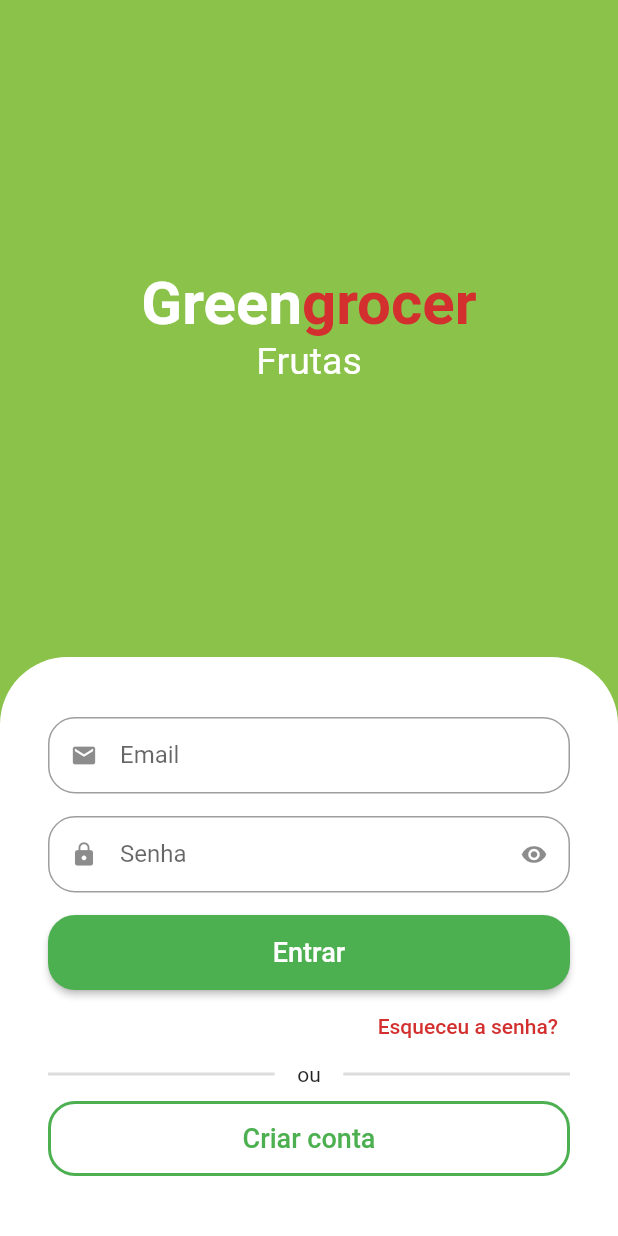
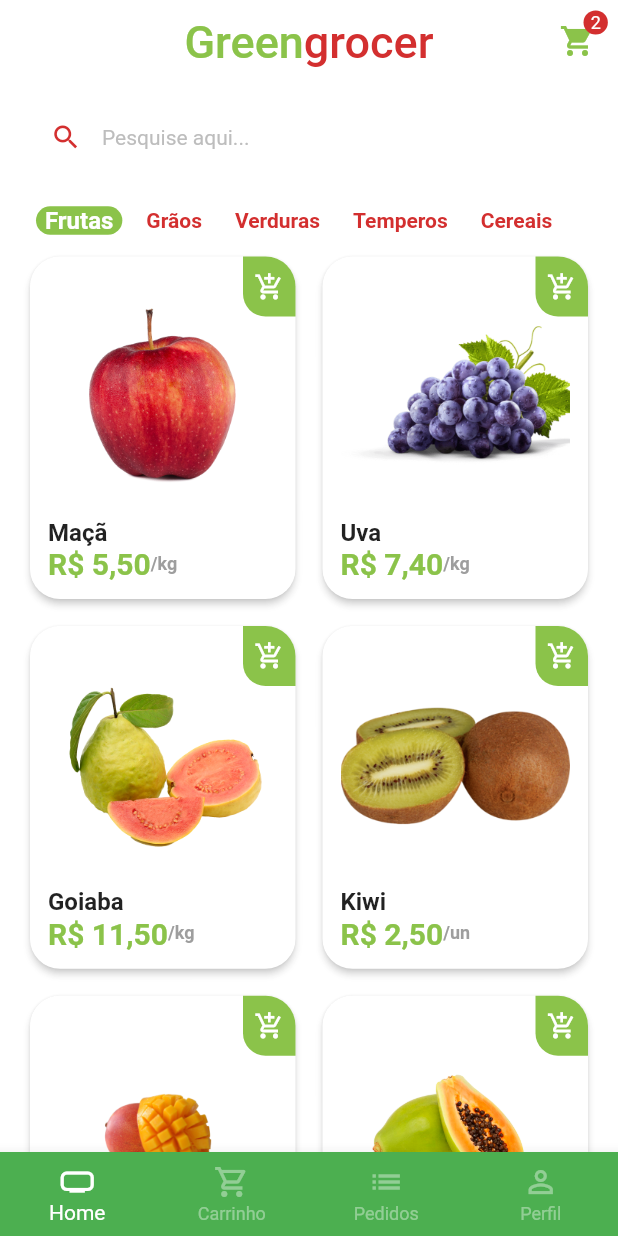
Before and after one commit to rodrigod22/greengrocer, a Flutter app: the screen it shows after launch, after a tap on "Entrar", on a phone screen of 412 x 824 dp. Run offline on Flutter 3.47's test engine with Material 2 defaults, Android fonts, the phone set to English and light mode, and no system bars; drawn by our look-alikes of animated_text_kit; our stand-ins replace mask_text_input_formatter.

Commit message:
tela home

```diff
--- a/lib/main.dart
+++ b/lib/main.dart
@@ -1,5 +1,5 @@
 import 'package:flutter/material.dart';
-import 'package:greengrocer/src/auth/sign_in_screen.dart';
+import 'package:greengrocer/src/pages/auth/sign_in_screen.dart';
 
 void main() {
   runApp(const MyApp());
@@ -14,9 +14,10 @@ class MyApp extends StatelessWidget {
       title: 'Flutter Demo',
       theme: ThemeData(
         primarySwatch: Colors.green,
+        scaffoldBackgroundColor: Colors.white.withAlpha(190),
       ),
       debugShowCheckedModeBanner: false,
-      home: const SignInScree(),
+      home: const SignInScreen(),
     );
   }
 }
--- /dev/null
+++ b/lib/src/config/app_data.dart
@@ -0,0 +1,73 @@
+import 'package:greengrocer/src/models/item_model.dart';
+
+ItemModel apple = ItemModel(
+  description:
+      'A melhor maçã da região e que conta com o melhor preço de qualquer quitanda. Este item conta com vitaminas essenciais para o fortalecimento corporal, resultando em uma vida saudável.',
+  imgUrl: 'assets/fruits/apple.png',
+  itemName: 'Maçã',
+  price: 5.5,
+  unit: 'kg',
+);
+
+ItemModel grape = ItemModel(
+  imgUrl: 'assets/fruits/grape.png',
+  itemName: 'Uva',
+  price: 7.4,
+  unit: 'kg',
+  description:
+      'A melhor uva da região e que conta com o melhor preço de qualquer quitanda. Este item conta com vitaminas essenciais para o fortalecimento corporal, resultando em uma vida saudável.',
+);
+
+ItemModel guava = ItemModel(
+  imgUrl: 'assets/fruits/guava.png',
+  itemName: 'Goiaba',
+  price: 11.5,
+  unit: 'kg',
+  description:
+      'A melhor goiaba da região e que conta com o melhor preço de qualquer quitanda. Este item conta com vitaminas essenciais para o fortalecimento corporal, resultando em uma vida saudável.',
+);
+
+ItemModel kiwi = ItemModel(
+  imgUrl: 'assets/fruits/kiwi.png',
+  itemName: 'Kiwi',
+  price: 2.5,
+  unit: 'un',
+  description:
+      'O melhor kiwi da região e que conta com o melhor preço de qualquer quitanda. Este item conta com vitaminas essenciais para o fortalecimento corporal, resultando em uma vida saudável.',
+);
+
+ItemModel mango = ItemModel(
+  imgUrl: 'assets/fruits/mango.png',
+  itemName: 'Manga',
+  price: 2.5,
+  unit: 'un',
+  description:
+      'A melhor manga da região e que conta com o melhor preço de qualquer quitanda. Este item conta com vitaminas essenciais para o fortalecimento corporal, resultando em uma vida saudável.',
+);
+
+ItemModel papaya = ItemModel(
+  imgUrl: 'assets/fruits/papaya.png',
+  itemName: 'Mamão papaya',
+  price: 8,
+  unit: 'kg',
+  description:
+      'O melhor mamão da região e que conta com o melhor preço de qualquer quitanda. Este item conta com vitaminas essenciais para o fortalecimento corporal, resultando em uma vida saudável.',
+);
+
+// Lista de produtos
+List<ItemModel> items = [
+  apple,
+  grape,
+  guava,
+  kiwi,
+  mango,
+  papaya,
+];
+
+List<String> categories = [
+  'Frutas',
+  'Grãos',
+  'Verduras',
+  'Temperos',
+  "Cereais"
+];
--- /dev/null
+++ b/lib/src/models/item_model.dart
@@ -0,0 +1,14 @@
+class ItemModel {
+  String itemName;
+  String imgUrl;
+  String unit;
+  double price;
+  String description;
+
+  ItemModel(
+      {required this.description,
+      required this.imgUrl,
+      required this.itemName,
+      required this.price,
+      required this.unit});
+}
--- a/lib/src/auth/sign_in_screen.dart
+++ b/lib/src/pages/auth/sign_in_screen.dart
@@ -1,11 +1,12 @@
 import 'package:animated_text_kit/animated_text_kit.dart';
 import 'package:flutter/material.dart';
-import 'package:greengrocer/src/auth/components/custom_text_field.dart';
-import 'package:greengrocer/src/auth/sign_up_screen.dart';
+import 'package:greengrocer/src/pages/auth/components/custom_text_field.dart';
+import 'package:greengrocer/src/pages/auth/sign_up_screen.dart';
+import 'package:greengrocer/src/pages/base/base_screen.dart';
 import 'package:greengrocer/src/config/custom_colors.dart';
 
-class SignInScree extends StatelessWidget {
-  const SignInScree({super.key});
+class SignInScreen extends StatelessWidget {
+  const SignInScreen({super.key});
 
   @override
   Widget build(BuildContext context) {
@@ -106,7 +107,13 @@ class SignInScree extends StatelessWidget {
                         style: ElevatedButton.styleFrom(
                             shape: RoundedRectangleBorder(
                                 borderRadius: BorderRadius.circular(18))),
-                        onPressed: () {},
+                        onPressed: () {
+                          Navigator.of(context).pushReplacement(
+                            MaterialPageRoute(builder: (c) {
+                              return const BaseScreen();
+                            }),
+                          );
+                        },
                         child: const Text(
                           'Entrar',
                           style: TextStyle(
--- a/lib/src/auth/sign_up_screen.dart
+++ b/lib/src/pages/auth/sign_up_screen.dart
@@ -1,5 +1,5 @@
 import 'package:flutter/material.dart';
-import 'package:greengrocer/src/auth/components/custom_text_field.dart';
+import 'package:greengrocer/src/pages/auth/components/custom_text_field.dart';
 import 'package:greengrocer/src/config/custom_colors.dart';
 import 'package:mask_text_input_formatter/mask_text_input_formatter.dart';
 
--- /dev/null
+++ b/lib/src/pages/base/base_screen.dart
@@ -0,0 +1,71 @@
+import 'package:flutter/material.dart';
+import 'package:greengrocer/src/pages/home/home_tab.dart';
+
+class BaseScreen extends StatefulWidget {
+  const BaseScreen({super.key});
+
+  @override
+  State<BaseScreen> createState() => _BaseScreenState();
+}
+
+class _BaseScreenState extends State<BaseScreen> {
+  int currentItens = 0;
+  final pageController = PageController();
+
+  @override
+  Widget build(BuildContext context) {
+    return Scaffold(
+      body: PageView(
+        physics: const NeverScrollableScrollPhysics(),
+        controller: pageController,
+        children: [
+          Container(
+            child: HomeTab(),
+          ),
+          Container(color: Colors.yellow),
+          Container(color: Colors.blue),
+          Container(color: Colors.purple),
+        ],
+      ),
+      bottomNavigationBar: BottomNavigationBar(
+        onTap: (index) {
+          setState(() {
+            currentItens = index;
+            pageController.jumpToPage(index);
+          });
+        },
+        currentIndex: currentItens,
+        type: BottomNavigationBarType.fixed,
+        backgroundColor: Colors.green,
+        selectedItemColor: Colors.white,
+        unselectedItemColor: Colors.white.withAlpha(100),
+        items: const [
+          BottomNavigationBarItem(
+            label: 'Home',
+            icon: Icon(
+              Icons.home_max_outlined,
+            ),
+          ),
+          BottomNavigationBarItem(
+            label: 'Carrinho',
+            icon: Icon(
+              Icons.shopping_cart_outlined,
+            ),
+          ),
+          BottomNavigationBarItem(
+            label: 'Pedidos',
+            icon: Icon(
+              Icons.list,
+            ),
+          ),
+          BottomNavigationBarItem(
+            label: 'Perfil',
+            icon: Icon(
+              Icons.person_outline,
+            ),
+          )
+        ],
+      ),
+    );
+  }
+}
--- /dev/null
+++ b/lib/src/pages/home/components/category_tile.dart
@@ -0,0 +1,43 @@
+import 'package:flutter/material.dart';
+import 'package:greengrocer/src/config/custom_colors.dart';
+
+class CategoryTile extends StatelessWidget {
+  const CategoryTile({
+    Key? key,
+    required this.category,
+    required this.isSelected,
+    required this.onPressed,
+  }) : super(key: key);
+
+  final String category;
+  final bool isSelected;
+  final VoidCallback onPressed;
+
+  @override
+  Widget build(BuildContext context) {
+    return GestureDetector(
+      onTap: onPressed,
+      child: Align(
+        alignment: Alignment.center,
+        child: Container(
+          padding: const EdgeInsets.symmetric(horizontal: 6),
+          decoration: BoxDecoration(
+            borderRadius: BorderRadius.circular(10),
+            color: isSelected
+                ? CustomColors.customSwatchColor
+                : Colors.transparent,
+          ),
+          child: Text(
+            category,
+            style: TextStyle(
+              color:
+                  isSelected ? Colors.white : CustomColors.customContrastColor,
+              fontWeight: FontWeight.bold,
+              fontSize: isSelected ? 16 : 14,
+            ),
+          ),
+        ),
+      ),
+    );
+  }
+}
--- /dev/null
+++ b/lib/src/pages/home/components/item_tile.dart
@@ -0,0 +1,91 @@
+import 'package:flutter/material.dart';
+import 'package:greengrocer/src/config/custom_colors.dart';
+import 'package:greengrocer/src/models/item_model.dart';
+import 'package:greengrocer/src/services/utils_services.dart';
+
+class ItemTile extends StatelessWidget {
+  ItemTile({
+    Key? key,
+    required this.item,
+  }) : super(key: key);
+
+  final ItemModel item;
+
+  final UtilsServices utilsServices = UtilsServices();
+
+  @override
+  Widget build(BuildContext context) {
+    return Stack(
+      children: [
+        Card(
+          elevation: 2,
+          shadowColor: Colors.grey.shade300,
+          shape: RoundedRectangleBorder(
+            borderRadius: BorderRadius.circular(20),
+          ),
+          child: Padding(
+            padding: const EdgeInsets.all(12),
+            child: Column(
+              crossAxisAlignment: CrossAxisAlignment.stretch,
+              children: [
+                //Imagem
+                Expanded(child: Image.asset(item.imgUrl)),
+
+                //Nome Produto
+                Text(
+                  item.itemName,
+                  style: const TextStyle(
+                    fontSize: 16,
+                    fontWeight: FontWeight.bold,
+                  ),
+                ),
+                //Preco
+                Row(
+                  children: [
+                    Text(
+                      utilsServices.priceToCurrency(item.price),
+                      style: TextStyle(
+                          fontWeight: FontWeight.bold,
+                          fontSize: 20,
+                          color: CustomColors.customSwatchColor),
+                    ),
+                    Text(
+                      '/${item.unit}',
+                      style: TextStyle(
+                          fontWeight: FontWeight.bold,
+                          fontSize: 12,
+                          color: Colors.grey.shade500),
+                    ),
+                  ],
+                ),
+                //Unidade medida
+              ],
+            ),
+          ),
+        ),
+        Positioned(
+            top: 4,
+            right: 4,
+            child: GestureDetector(
+              onTap: () {},
+              child: Container(
+                decoration: BoxDecoration(
+                  color: CustomColors.customSwatchColor,
+                  borderRadius: const BorderRadius.only(
+                    bottomLeft: Radius.circular(15),
+                    topRight: Radius.circular(20),
+                  ),
+                ),
+                height: 40,
+                width: 35,
+                child: const Icon(
+                  Icons.add_shopping_cart_outlined,
+                  color: Colors.white,
+                  size: 20,
+                ),
+              ),
+            ))
+      ],
+    );
+  }
+}
--- /dev/null
+++ b/lib/src/pages/home/home_tab.dart
@@ -0,0 +1,146 @@
+import 'package:flutter/material.dart';
+import 'package:greengrocer/src/config/custom_colors.dart';
+import 'package:greengrocer/src/pages/home/components/category_tile.dart';
+import 'package:greengrocer/src/config/app_data.dart' as app_data;
+import 'package:greengrocer/src/pages/home/components/item_tile.dart';
+
+class HomeTab extends StatefulWidget {
+  const HomeTab({super.key});
+
+  @override
+  State<HomeTab> createState() => _HomeTabState();
+}
+
+class _HomeTabState extends State<HomeTab> {
+  String selectedCategory = 'Frutas';
+
+  @override
+  Widget build(BuildContext context) {
+    return Scaffold(
+      //appBar
+      appBar: AppBar(
+        backgroundColor: Colors.transparent,
+        elevation: 0,
+        centerTitle: true,
+        title: Text.rich(
+          TextSpan(
+            style: const TextStyle(
+              fontSize: 30,
+            ),
+            children: [
+              TextSpan(
+                text: 'Green',
+                style: TextStyle(color: CustomColors.customSwatchColor),
+              ),
+              TextSpan(
+                text: 'grocer',
+                style: TextStyle(color: CustomColors.customContrastColor),
+              ),
+            ],
+          ),
+        ),
+        actions: [
+          Padding(
+            padding: const EdgeInsets.only(top: 15, right: 15),
+            child: GestureDetector(
+              onTap: () {},
+              child: Badge(
+                offset: const Offset(8, -8),
+                backgroundColor: CustomColors.customContrastColor,
+                label: const Text(
+                  '2',
+                  style: TextStyle(
+                    color: Colors.white,
+                    fontSize: 12,
+                  ),
+                ),
+                child: Icon(
+                  Icons.shopping_cart,
+                  color: CustomColors.customSwatchColor,
+                ),
+              ),
+            ),
+          )
+        ],
+      ),
+
+      body: Column(
+        children: [
+          //campo pesquisa
+
+          Padding(
+            padding: const EdgeInsets.symmetric(
+              horizontal: 20,
+              vertical: 10,
+            ),
+            child: TextFormField(
+              decoration: InputDecoration(
+                  filled: true,
+                  fillColor: Colors.white,
+                  isDense: true,
+                  hintText: 'Pesquise aqui...',
+                  hintStyle: TextStyle(
+                    color: Colors.grey.shade400,
+                    fontSize: 14,
+                  ),
+                  prefixIcon: Icon(
+                    Icons.search,
+                    color: CustomColors.customContrastColor,
+                    size: 21,
+                  ),
+                  border: OutlineInputBorder(
+                      borderRadius: BorderRadius.circular(60),
+                      borderSide: const BorderSide(
+                        width: 0,
+                        style: BorderStyle.none,
+                      ))),
+            ),
+          ),
+
+          //Categorias
+
+          Container(
+            height: 40,
+            padding: const EdgeInsets.only(left: 24),
+            child: ListView.separated(
+              scrollDirection: Axis.horizontal,
+              itemBuilder: (context, index) {
+                return CategoryTile(
+                  onPressed: () {
+                    setState(() {
+                      selectedCategory = app_data.categories[index];
+                    });
+                  },
+                  category: app_data.categories[index],
+                  isSelected: app_data.categories[index] == selectedCategory,
+                );
+              },
+              separatorBuilder: (context, index) => const SizedBox(width: 10),
+              itemCount: app_data.categories.length,
+            ),
+          ),
+
+          // Grid
+
+          Expanded(
+            child: GridView.builder(
+                padding: const EdgeInsets.fromLTRB(16, 0, 16, 16),
+                physics: const BouncingScrollPhysics(),
+                gridDelegate: const SliverGridDelegateWithFixedCrossAxisCount(
+                  crossAxisCount: 2,
+                  mainAxisSpacing: 10,
+                  crossAxisSpacing: 10,
+                  childAspectRatio: 9 / 11.5,
+                ),
+                itemCount: app_data.items.length,
+                itemBuilder: (context, index) {
+                  return ItemTile(
+                    item: app_data.items[index],
+                  );
+                }),
+          )
+        ],
+      ),
+    );
+  }
+}
--- /dev/null
+++ b/lib/src/services/utils_services.dart
@@ -0,0 +1,8 @@
+import 'package:intl/intl.dart';
+
+class UtilsServices {
+  String priceToCurrency(double price) {
+    NumberFormat numberFormat = NumberFormat.simpleCurrency(locale: 'pt_BR');
+    return numberFormat.format(price);
+  }
+}
```
Also changed, not shown: pubspec.yaml (+8 -2 lines), assets/fruits/apple.png (added), assets/fruits/grape.png (added), assets/fruits/guava.png (added), assets/fruits/kiwi.png (added), assets/fruits/mango.png (added), assets/fruits/papaya.png (added), lib/src/pages/auth/components/custom_text_field.dart (renamed from lib/src/auth/components/custom_text_field.dart), pubspec.lock.
